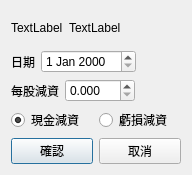
foxking0416/PythonStockPrice, file QtStockCapitalReductionEditDialog.ui: the form before one commit.
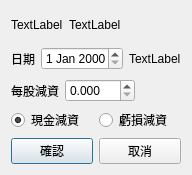
The form after the commit.

What changed in the file:
```diff
--- a/QtStockCapitalReductionEditDialog.ui
+++ b/QtStockCapitalReductionEditDialog.ui
@@ -69,6 +69,13 @@
      <item>
       <widget class="QDateEdit" name="qtDateEdit"/>
      </item>
+     <item>
+      <widget class="QLabel" name="qtWeekdayLabel">
+       <property name="text">
+        <string>TextLabel</string>
+       </property>
+      </widget>
+     </item>
      <item>
       <spacer name="horizontalSpacer_5">
        <property name="orientation">
```
